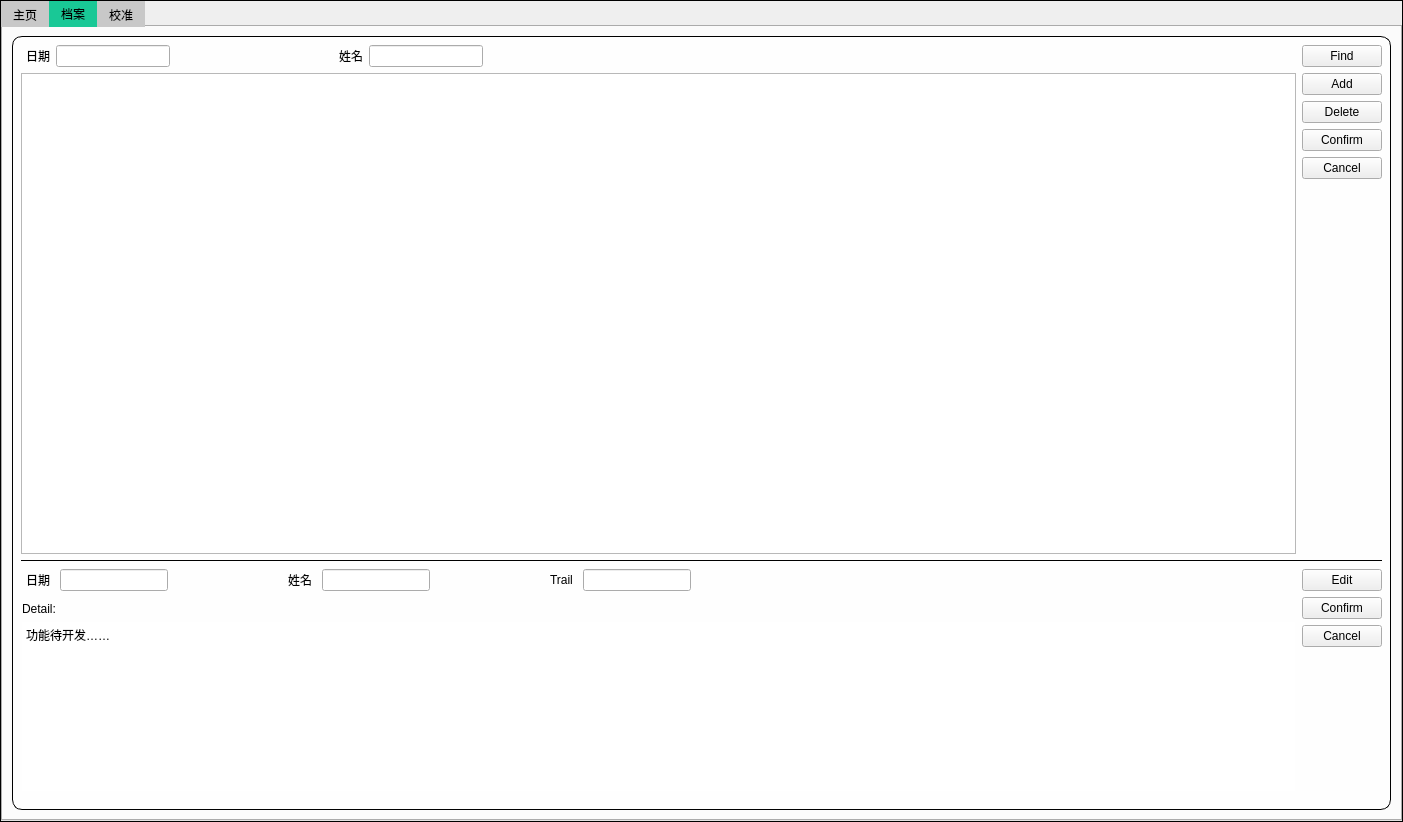
Old version of the form form/mainwindow.ui in the repository wuhu-danshafaker/qt_data_collection_server.
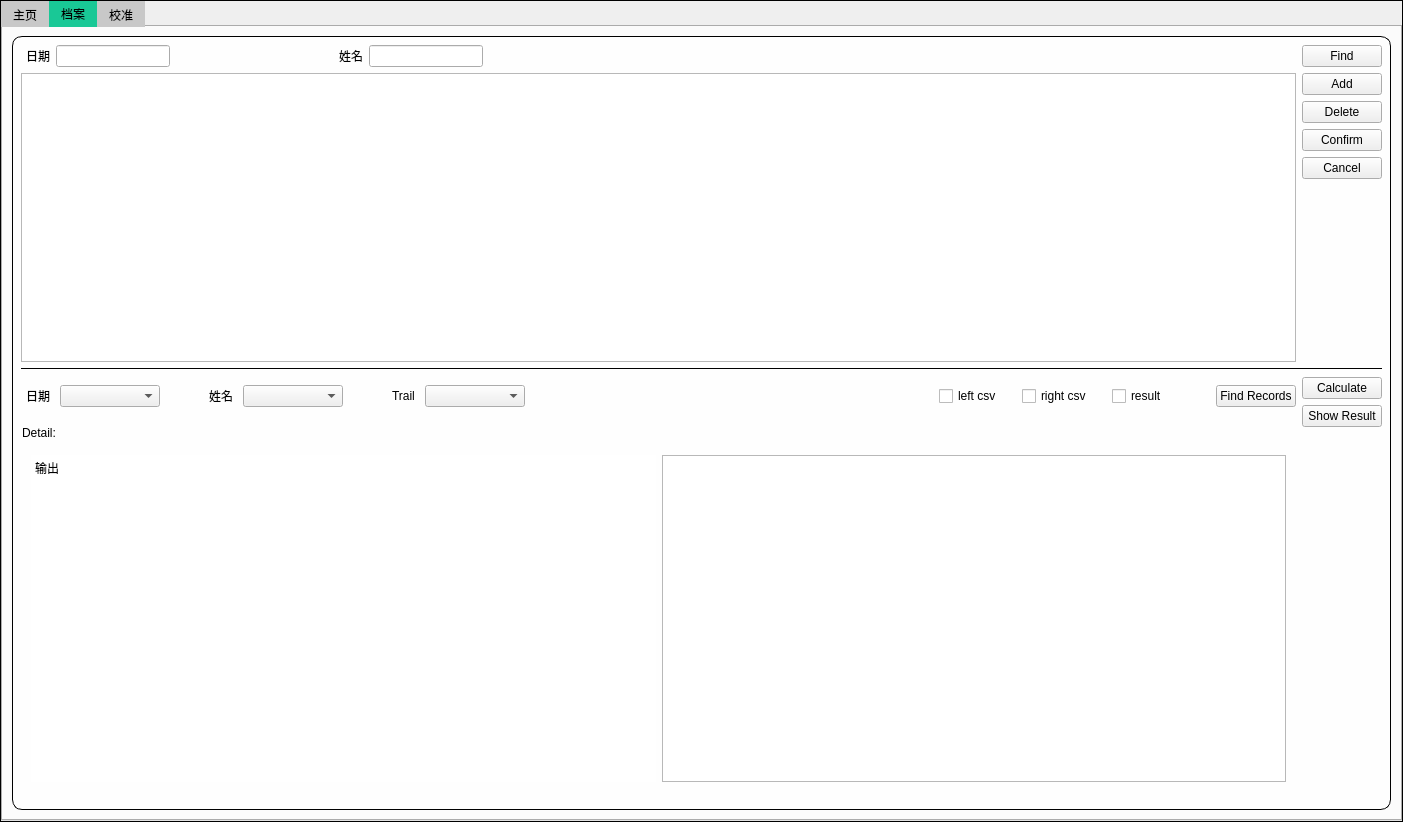
New version of the form. The open tabs and pages were chosen to show the change. Icons and pictures are not drawn. Custom widgets are drawn as their Qt base class.

Commit message: qt 软件功能大更新

What changed in the file:
```diff
--- a/form/mainwindow.ui
+++ b/form/mainwindow.ui
@@ -2060,7 +2060,7 @@
 border-radius: 10px;
 background-color: rgba(255, 255, 255, 200);}</string>
             </property>
-            <layout class="QVBoxLayout" name="verticalLayout_14" stretch="0,2,1">
+            <layout class="QVBoxLayout" name="verticalLayout_14" stretch="0,2,3">
              <item>
               <layout class="QHBoxLayout" name="horizontalLayout_18">
                <property name="rightMargin">
@@ -2243,9 +2243,12 @@
                        </widget>
                       </item>
                       <item>
-                       <widget class="QLineEdit" name="findByDate_2">
-                        <property name="readOnly">
-                         <bool>true</bool>
+                       <widget class="QComboBox" name="comboBox_date">
+                        <property name="minimumSize">
+                         <size>
+                          <width>100</width>
+                          <height>0</height>
+                         </size>
                         </property>
                        </widget>
                       </item>
@@ -2280,12 +2283,12 @@
                        </widget>
                       </item>
                       <item>
-                       <widget class="QLineEdit" name="findByName_2">
-                        <property name="text">
-                         <string/>
-                        </property>
-                        <property name="readOnly">
-                         <bool>true</bool>
+                       <widget class="QComboBox" name="comboBox_name">
+                        <property name="minimumSize">
+                         <size>
+                          <width>100</width>
+                          <height>0</height>
+                         </size>
                         </property>
                        </widget>
                       </item>
@@ -2320,12 +2323,12 @@
                        </widget>
                       </item>
                       <item>
-                       <widget class="QLineEdit" name="findByName_3">
-                        <property name="text">
-                         <string/>
-                        </property>
-                        <property name="readOnly">
-                         <bool>true</bool>
+                       <widget class="QComboBox" name="comboBox_trail">
+                        <property name="minimumSize">
+                         <size>
+                          <width>100</width>
+                          <height>0</height>
+                         </size>
                         </property>
                        </widget>
                       </item>
@@ -2338,18 +2341,104 @@
                       </property>
                       <property name="sizeHint" stdset="0">
                        <size>
-                        <width>600</width>
+                        <width>400</width>
                         <height>20</height>
                        </size>
                       </property>
                      </spacer>
                     </item>
+                    <item>
+                     <widget class="QWidget" name="widget_2" native="true">
+                      <property name="sizePolicy">
+                       <sizepolicy hsizetype="Expanding" vsizetype="Preferred">
+                        <horstretch>0</horstretch>
+                        <verstretch>0</verstretch>
+                       </sizepolicy>
+                      </property>
+                      <property name="minimumSize">
+                       <size>
+                        <width>0</width>
+                        <height>0</height>
+                       </size>
+                      </property>
+                      <layout class="QHBoxLayout" name="horizontalLayout_34">
+                       <property name="spacing">
+                        <number>20</number>
+                       </property>
+                       <item>
+                        <widget class="QCheckBox" name="checkBox_left">
+                         <property name="enabled">
+                          <bool>true</bool>
+                         </property>
+                         <property name="text">
+                          <string>left csv</string>
+                         </property>
+                         <property name="checkable">
+                          <bool>true</bool>
+                         </property>
+                         <property name="checked">
+                          <bool>false</bool>
+                         </property>
+                        </widget>
+                       </item>
+                       <item>
+                        <widget class="QCheckBox" name="checkBox_right">
+                         <property name="enabled">
+                          <bool>true</bool>
+                         </property>
+                         <property name="text">
+                          <string>right csv</string>
+                         </property>
+                         <property name="checkable">
+                          <bool>true</bool>
+                         </property>
+                        </widget>
+                       </item>
+                       <item>
+                        <widget class="QCheckBox" name="checkBox_result">
+                         <property name="enabled">
+                          <bool>true</bool>
+                         </property>
+                         <property name="text">
+                          <string>result</string>
+                         </property>
+                         <property name="checkable">
+                          <bool>true</bool>
+                         </property>
+                        </widget>
+                       </item>
+                      </layout>
+                     </widget>
+                    </item>
+                    <item>
+                     <spacer name="horizontalSpacer">
+                      <property name="orientation">
+                       <enum>Qt::Horizontal</enum>
+                      </property>
+                      <property name="sizeHint" stdset="0">
+                       <size>
+                        <width>40</width>
+                        <height>20</height>
+                       </size>
+                      </property>
+                     </spacer>
+                    </item>
+                    <item>
+                     <widget class="QPushButton" name="findRecordsBtn">
+                      <property name="text">
+                       <string>Find Records</string>
+                      </property>
+                     </widget>
+                    </item>
                    </layout>
                   </item>
                   <item>
                    <widget class="QFrame" name="frame">
                     <property name="styleSheet">
-                     <string notr="true">#widget{border-radius:10px;}</string>
+                     <string notr="true">#widget{border-radius:10px;
+	background-color: rgb(212, 212, 212);
+}
+</string>
                     </property>
                     <layout class="QVBoxLayout" name="verticalLayout_18">
                      <property name="leftMargin">
@@ -2372,32 +2461,81 @@
                       </widget>
                      </item>
                      <item>
-                      <widget class="QTextEdit" name="docDetail">
-                       <property name="styleSheet">
-                        <string notr="true">#docDetail{border-radius: 10px}</string>
+                      <widget class="QWidget" name="widget_3" native="true">
+                       <property name="sizePolicy">
+                        <sizepolicy hsizetype="Preferred" vsizetype="Expanding">
+                         <horstretch>0</horstretch>
+                         <verstretch>100</verstretch>
+                        </sizepolicy>
                        </property>
-                       <property name="frameShape">
-                        <enum>QFrame::StyledPanel</enum>
-                       </property>
-                       <property name="frameShadow">
-                        <enum>QFrame::Sunken</enum>
-                       </property>
-                       <property name="lineWidth">
-                        <number>1</number>
-                       </property>
-                       <property name="midLineWidth">
-                        <number>0</number>
-                       </property>
-                       <property name="html">
-                        <string>&lt;!DOCTYPE HTML PUBLIC &quot;-//W3C//DTD HTML 4.0//EN&quot; &quot;http://www.w3.org/TR/REC-html40/strict.dtd&quot;&gt;
+                       <layout class="QHBoxLayout" name="horizontalLayout_33">
+                        <item>
+                         <widget class="QTextEdit" name="docDetail">
+                          <property name="styleSheet">
+                           <string notr="true">#docDetail{border-radius: 10px}</string>
+                          </property>
+                          <property name="frameShape">
+                           <enum>QFrame::StyledPanel</enum>
+                          </property>
+                          <property name="frameShadow">
+                           <enum>QFrame::Sunken</enum>
+                          </property>
+                          <property name="lineWidth">
+                           <number>1</number>
+                          </property>
+                          <property name="midLineWidth">
+                           <number>0</number>
+                          </property>
+                          <property name="markdown">
+                           <string>输出
+
+</string>
+                          </property>
+                          <property name="html">
+                           <string>&lt;!DOCTYPE HTML PUBLIC &quot;-//W3C//DTD HTML 4.0//EN&quot; &quot;http://www.w3.org/TR/REC-html40/strict.dtd&quot;&gt;
 &lt;html&gt;&lt;head&gt;&lt;meta name=&quot;qrichtext&quot; content=&quot;1&quot; /&gt;&lt;meta charset=&quot;utf-8&quot; /&gt;&lt;style type=&quot;text/css&quot;&gt;
 p, li { white-space: pre-wrap; }
 hr { height: 1px; border-width: 0; }
 li.unchecked::marker { content: &quot;\2610&quot;; }
 li.checked::marker { content: &quot;\2612&quot;; }
 &lt;/style&gt;&lt;/head&gt;&lt;body style=&quot; font-family:'Microsoft YaHei UI'; font-size:9pt; font-weight:400; font-style:normal;&quot;&gt;
-&lt;p style=&quot; margin-top:0px; margin-bottom:0px; margin-left:0px; margin-right:0px; -qt-block-indent:0; text-indent:0px;&quot;&gt;功能待开发……&lt;/p&gt;&lt;/body&gt;&lt;/html&gt;</string>
-                       </property>
+&lt;p style=&quot; margin-top:6px; margin-bottom:6px; margin-left:0px; margin-right:0px; -qt-block-indent:0; text-indent:0px;&quot;&gt;输出&lt;/p&gt;&lt;/body&gt;&lt;/html&gt;</string>
+                          </property>
+                         </widget>
+                        </item>
+                        <item>
+                         <widget class="QTextEdit" name="docDetail_2">
+                          <property name="styleSheet">
+                           <string notr="true">#docDetail{border-radius: 10px}</string>
+                          </property>
+                          <property name="frameShape">
+                           <enum>QFrame::StyledPanel</enum>
+                          </property>
+                          <property name="frameShadow">
+                           <enum>QFrame::Sunken</enum>
+                          </property>
+                          <property name="lineWidth">
+                           <number>1</number>
+                          </property>
+                          <property name="midLineWidth">
+                           <number>0</number>
+                          </property>
+                          <property name="markdown">
+                           <string/>
+                          </property>
+                          <property name="html">
+                           <string>&lt;!DOCTYPE HTML PUBLIC &quot;-//W3C//DTD HTML 4.0//EN&quot; &quot;http://www.w3.org/TR/REC-html40/strict.dtd&quot;&gt;
+&lt;html&gt;&lt;head&gt;&lt;meta name=&quot;qrichtext&quot; content=&quot;1&quot; /&gt;&lt;meta charset=&quot;utf-8&quot; /&gt;&lt;style type=&quot;text/css&quot;&gt;
+p, li { white-space: pre-wrap; }
+hr { height: 1px; border-width: 0; }
+li.unchecked::marker { content: &quot;\2610&quot;; }
+li.checked::marker { content: &quot;\2612&quot;; }
+&lt;/style&gt;&lt;/head&gt;&lt;body style=&quot; font-family:'Microsoft YaHei UI'; font-size:9pt; font-weight:400; font-style:normal;&quot;&gt;
+&lt;p style=&quot;-qt-paragraph-type:empty; margin-top:0px; margin-bottom:0px; margin-left:0px; margin-right:0px; -qt-block-indent:0; text-indent:0px;&quot;&gt;&lt;br /&gt;&lt;/p&gt;&lt;/body&gt;&lt;/html&gt;</string>
+                          </property>
+                         </widget>
+                        </item>
+                       </layout>
                       </widget>
                      </item>
                     </layout>
@@ -2410,21 +2548,14 @@
                   <item>
                    <widget class="QPushButton" name="pushButton">
                     <property name="text">
-                     <string>Edit</string>
+                     <string>Calculate</string>
                     </property>
                    </widget>
                   </item>
                   <item>
                    <widget class="QPushButton" name="pushButton_2">
                     <property name="text">
-                     <string>Confirm</string>
-                    </property>
-                   </widget>
-                  </item>
-                  <item>
-                   <widget class="QPushButton" name="pushButton_3">
-                    <property name="text">
-                     <string>Cancel</string>
+                     <string>Show Result</string>
                     </property>
                    </widget>
                   </item>
```
Left out of the diff: 48 changed lines with no effect on the pictures. The commit also changes 7 other files.
